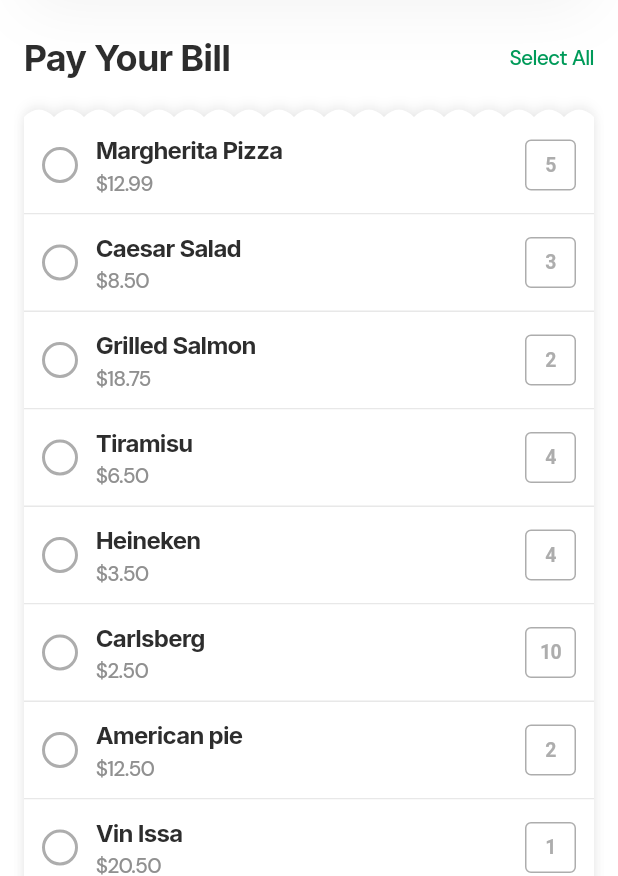
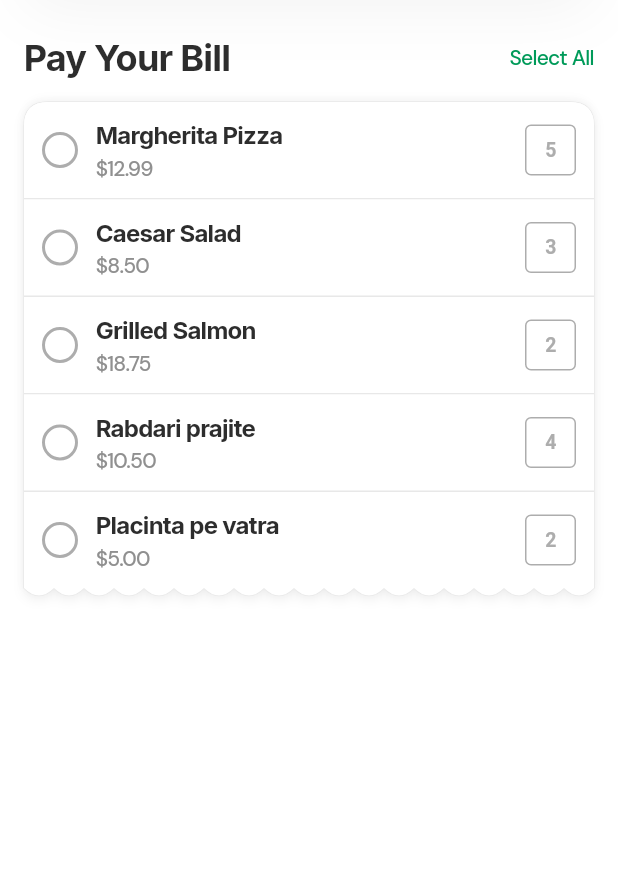
Before and after one commit to PaygooApp/paygoo, a Flutter app: the screen it shows after launch, on a phone screen of 412 x 824 dp, the part 360-1236 px from its top. Run offline on Flutter 3.47's test engine with Material 3 defaults, Android fonts, the phone set to English and light mode, and no system bars; our stand-ins replace google_fonts; missing offline and left inert: sliding_action_button; project files that could hold a hidden picture were left out.

Commit message:
feat(#28): implement 2 types of orderItemLayout

```diff
--- a/lib/components/atoms/wave_paper_clipper.dart
+++ b/lib/components/atoms/wave_paper_clipper.dart
@@ -1,32 +1,36 @@
 import 'package:flutter/material.dart';
 
-/// A custom clipper that creates wavy edges on top and bottom
-/// to give a paper/receipt-like appearance.
+/// A custom clipper that creates wavy edges on bottom only
+/// with rounded corners on top, to give a paper/receipt-like appearance.
 class WavePaperClipper extends CustomClipper<Path> {
   final double waveHeight;
   final double waveWidth;
+  final double topRadius;
 
-  WavePaperClipper({this.waveHeight = 8, this.waveWidth = 16});
+  WavePaperClipper({
+    this.waveHeight = 8,
+    this.waveWidth = 16,
+    this.topRadius = 16,
+  });
 
   @override
   Path getClip(Size size) {
     final path = Path();
     final waveCount = (size.width / waveWidth).ceil();
 
-    // Start at top-left
-    path.moveTo(0, waveHeight);
+    // Start at top-left, after the rounded corner
+    path.moveTo(0, topRadius);
 
-    // Top wavy edge - semi-circles (scalloped edge)
-    for (int i = 0; i < waveCount; i++) {
-      final startX = i * waveWidth;
-      final endX = ((i + 1) * waveWidth).clamp(0.0, size.width);
-      final midX = (startX + endX) / 2;
+    // Top-left rounded corner
+    path.quadraticBezierTo(0, 0, topRadius, 0);
 
-      // Draw a smooth arc upward
-      path.quadraticBezierTo(midX, 0, endX, waveHeight);
-    }
+    // Top straight edge
+    path.lineTo(size.width - topRadius, 0);
 
-    // Right edge
+    // Top-right rounded corner
+    path.quadraticBezierTo(size.width, 0, size.width, topRadius);
+
+    // Right edge down to bottom wave area
     path.lineTo(size.width, size.height - waveHeight);
 
     // Bottom wavy edge - semi-circles (scalloped edge)
@@ -40,7 +44,7 @@ class WavePaperClipper extends CustomClipper<Path> {
     }
 
     // Left edge back to start
-    path.lineTo(0, waveHeight);
+    path.lineTo(0, topRadius);
     path.close();
 
     return path;
@@ -50,13 +54,16 @@ class WavePaperClipper extends CustomClipper<Path> {
   bool shouldReclip(covariant CustomClipper<Path> oldClipper) => false;
 }
 
-/// A widget that wraps content with wavy paper edges
+/// A widget that wraps content with rounded top corners and wavy bottom edge
 class WavePaperContainer extends StatelessWidget {
   final Widget child;
   final Color color;
   final double waveHeight;
   final double waveWidth;
+  final double topRadius;
   final List<BoxShadow>? boxShadow;
+  final Color? borderColor;
+  final double borderWidth;
 
   const WavePaperContainer({
     super.key,
@@ -64,7 +71,10 @@ class WavePaperContainer extends StatelessWidget {
     this.color = Colors.white,
     this.waveHeight = 6,
     this.waveWidth = 12,
+    this.topRadius = 16,
     this.boxShadow,
+    this.borderColor,
+    this.borderWidth = 1,
   });
 
   @override
@@ -74,14 +84,21 @@ class WavePaperContainer extends StatelessWidget {
         color: color,
         waveHeight: waveHeight,
         waveWidth: waveWidth,
+        topRadius: topRadius,
         boxShadow: boxShadow,
+        borderColor: borderColor,
+        borderWidth: borderWidth,
       ),
       child: ClipPath(
-        clipper: WavePaperClipper(waveHeight: waveHeight, waveWidth: waveWidth),
+        clipper: WavePaperClipper(
+          waveHeight: waveHeight,
+          waveWidth: waveWidth,
+          topRadius: topRadius,
+        ),
         child: Container(
           color: color,
           child: Padding(
-            padding: EdgeInsets.symmetric(vertical: waveHeight),
+            padding: EdgeInsets.only(bottom: waveHeight),
             child: child,
           ),
         ),
@@ -94,29 +111,39 @@ class _WavePaperShadowPainter extends CustomPainter {
   final Color color;
   final double waveHeight;
   final double waveWidth;
+  final double topRadius;
   final List<BoxShadow>? boxShadow;
+  final Color? borderColor;
+  final double borderWidth;
 
   _WavePaperShadowPainter({
     required this.color,
     required this.waveHeight,
     required this.waveWidth,
+    required this.topRadius,
     this.boxShadow,
+    this.borderColor,
+    this.borderWidth = 1,
   });
 
   @override
   void paint(Canvas canvas, Size size) {
-    if (boxShadow == null || boxShadow!.isEmpty) return;
-
     final clipper = WavePaperClipper(
       waveHeight: waveHeight,
       waveWidth: waveWidth,
+      topRadius: topRadius,
     );
     final path = clipper.getClip(size);
 
+    // Draw shadows
+    if (boxShadow != null && boxShadow!.isNotEmpty) {
       for (final shadow in boxShadow!) {
         final shadowPaint = Paint()
           ..color = shadow.color
-        ..maskFilter = MaskFilter.blur(BlurStyle.normal, shadow.blurRadius / 2);
+          ..maskFilter = MaskFilter.blur(
+            BlurStyle.normal,
+            shadow.blurRadius / 2,
+          );
 
         canvas.save();
         canvas.translate(shadow.offset.dx, shadow.offset.dy);
@@ -125,6 +152,17 @@ class _WavePaperShadowPainter extends CustomPainter {
       }
     }
 
+    // Draw border
+    if (borderColor != null) {
+      final borderPaint = Paint()
+        ..color = borderColor!
+        ..style = PaintingStyle.stroke
+        ..strokeWidth = borderWidth;
+
+      canvas.drawPath(path, borderPaint);
+    }
+  }
+
   @override
   bool shouldRepaint(covariant CustomPainter oldDelegate) => false;
 }
--- a/lib/components/wrappers/order_item_card.dart
+++ b/lib/components/wrappers/order_item_card.dart
@@ -3,6 +3,15 @@ import 'package:flutter/services.dart';
 import 'package:paygoo/components/atoms/app_checkbox.dart';
 import 'package:paygoo/components/atoms/app_counter.dart';
 import 'package:paygoo/tokens/token_primitive_mode1.dart';
+
+/// Layout style for order item cards
+enum OrderItemLayoutStyle {
+  /// Each card is separate with its own shadow and border radius
+  cards,
+
+  /// All cards grouped in a container (like a note/receipt)
+  grouped,
+}
 
 class OrderItemCard extends StatefulWidget {
   const OrderItemCard({
@@ -17,6 +26,7 @@ class OrderItemCard extends StatefulWidget {
     this.checkboxStyle = AppCheckboxStyle.circular,
     this.showSelectedBorder = true,
     this.enableTapAnimation = true,
+    this.layoutStyle = OrderItemLayoutStyle.grouped,
   });
 
   final String itemName;
@@ -34,6 +44,9 @@ class OrderItemCard extends StatefulWidget {
   final AppCheckboxStyle checkboxStyle;
   final bool showSelectedBorder;
   final bool enableTapAnimation;
+
+  /// Layout style for the card
+  final OrderItemLayoutStyle layoutStyle;
 
   @override
   State<OrderItemCard> createState() => _OrderItemCardState();
@@ -95,18 +108,21 @@ class _OrderItemCardState extends State<OrderItemCard>
 
   @override
   Widget build(BuildContext context) {
+    final content = _buildContent(context);
+
     return AnimatedBuilder(
       animation: _scaleAnimation,
       builder: (context, child) =>
           Transform.scale(scale: _scaleAnimation.value, child: child),
-      child: Container(
-        width: double.infinity,
-        padding: EdgeInsets.symmetric(
-          horizontal: TokenPrimitiveMode1.scale300.toDouble(),
-          vertical: TokenPrimitiveMode1.scale300.toDouble(),
-        ),
-        color: Theme.of(context).colorScheme.surface,
-        child: Row(
+      child: widget.layoutStyle == OrderItemLayoutStyle.cards
+          ? _buildCardContainer(context, content)
+          : _buildGroupedContainer(context, content),
+    );
+  }
+
+  /// Builds the card content (checkbox, item details, counter)
+  Widget _buildContent(BuildContext context) {
+    return Row(
       children: [
         // Tappable area: checkbox + item details (content only, no fill)
         GestureDetector(
@@ -164,8 +180,48 @@ class _OrderItemCardState extends State<OrderItemCard>
           ),
         ),
       ],
+    );
+  }
+
+  /// Builds the container for grouped layout (simple row in a container)
+  Widget _buildGroupedContainer(BuildContext context, Widget content) {
+    return Container(
+      width: double.infinity,
+      padding: EdgeInsets.symmetric(
+        horizontal: TokenPrimitiveMode1.scale300.toDouble(),
+        vertical: TokenPrimitiveMode1.scale300.toDouble(),
+      ),
+      color: Theme.of(context).colorScheme.surface,
+      child: content,
+    );
+  }
+
+  /// Builds the container for cards layout (individual card with shadow and border)
+  Widget _buildCardContainer(BuildContext context, Widget content) {
+    return Container(
+      width: double.infinity,
+      padding: EdgeInsets.all(TokenPrimitiveMode1.scale300.toDouble()),
+      decoration: BoxDecoration(
+        color: Theme.of(context).colorScheme.surface,
+        borderRadius: BorderRadius.circular(
+          TokenPrimitiveMode1.borderRadiuslg.toDouble(),
+        ),
+        boxShadow: [
+          BoxShadow(
+            color: Color(0x0C000000),
+            blurRadius: 35,
+            offset: Offset(0, 6),
+            spreadRadius: 0,
+          ),
+        ],
+        border: Border.all(
+          color: (widget.isSelected && widget.showSelectedBorder)
+              ? Theme.of(context).colorScheme.primary
+              : TokenPrimitiveMode1.gray200,
+          width: 1,
         ),
       ),
+      child: content,
     );
   }
 }
--- a/lib/main.dart
+++ b/lib/main.dart
@@ -1,4 +1,5 @@
 import 'package:flutter/material.dart';
+import 'package:paygoo/components/wrappers/order_item_card.dart';
 import 'package:paygoo/screens/home_screen.dart';
 import 'package:paygoo/utils/theme/theme.dart';
 
@@ -15,7 +16,9 @@ class App extends StatelessWidget {
       themeMode: ThemeMode.light,
       theme: TAppTheme.lightTheme,
       darkTheme: TAppTheme.darkTheme,
-      home: const HomeScreen(),
+      home: const HomeScreen(
+        orderItemLayoutStyle: OrderItemLayoutStyle.grouped,
+      ),
     );
   }
 }
--- a/lib/mocks/order_items_mock.dart
+++ b/lib/mocks/order_items_mock.dart
@@ -23,48 +23,48 @@ class OrderItemsMock {
       priceValue: 18.75,
       availableQuantity: 2,
     ),
-    OrderItem(
-      id: '4',
-      name: 'Tiramisu',
-      price: '\$6.50',
-      priceValue: 6.50,
-      availableQuantity: 4,
-    ),
-    OrderItem(
-      id: '5',
-      name: 'Heineken',
-      price: '\$3.50',
-      priceValue: 3.50,
-      availableQuantity: 4,
-    ),
-    OrderItem(
-      id: '6',
-      name: 'Carlsberg',
-      price: '\$2.50',
-      priceValue: 2.50,
-      availableQuantity: 10,
-    ),
-    OrderItem(
-      id: '7',
-      name: 'American pie',
-      price: '\$12.50',
-      priceValue: 12.50,
-      availableQuantity: 2,
-    ),
-    OrderItem(
-      id: '8',
-      name: 'Vin Issa',
-      price: '\$20.50',
-      priceValue: 20.50,
-      availableQuantity: 1,
-    ),
-    OrderItem(
-      id: '9',
-      name: 'Vin Chardonai',
-      price: '\$20.50',
-      priceValue: 20.50,
-      availableQuantity: 1,
-    ),
+    // OrderItem(
+    //   id: '4',
+    //   name: 'Tiramisu',
+    //   price: '\$6.50',
+    //   priceValue: 6.50,
+    //   availableQuantity: 4,
+    // ),
+    // OrderItem(
+    //   id: '5',
+    //   name: 'Heineken',
+    //   price: '\$3.50',
+    //   priceValue: 3.50,
+    //   availableQuantity: 4,
+    // ),
+    // OrderItem(
+    //   id: '6',
+    //   name: 'Carlsberg',
+    //   price: '\$2.50',
+    //   priceValue: 2.50,
+    //   availableQuantity: 10,
+    // ),
+    // OrderItem(
+    //   id: '7',
+    //   name: 'American pie',
+    //   price: '\$12.50',
+    //   priceValue: 12.50,
+    //   availableQuantity: 2,
+    // ),
+    // OrderItem(
+    //   id: '8',
+    //   name: 'Vin Issa',
+    //   price: '\$20.50',
+    //   priceValue: 20.50,
+    //   availableQuantity: 1,
+    // ),
+    // OrderItem(
+    //   id: '9',
+    //   name: 'Vin Chardonai',
+    //   price: '\$20.50',
+    //   priceValue: 20.50,
+    //   availableQuantity: 1,
+    // ),
     OrderItem(
       id: '10',
       name: 'Rabdari prajite',
--- a/lib/screens/home_screen.dart
+++ b/lib/screens/home_screen.dart
@@ -13,11 +13,20 @@ import 'package:paygoo/tokens/token_primitive_mode1.dart';
 import 'package:paygoo/utils/order_calculator.dart';
 
 class HomeScreen extends StatefulWidget {
-  const HomeScreen({super.key, this.enableStickyVenueHeader = true});
+  const HomeScreen({
+    super.key,
+    this.enableStickyVenueHeader = true,
+    this.orderItemLayoutStyle = OrderItemLayoutStyle.grouped,
+  });
 
   /// When true, the VenueTableCard becomes a sticky header with glass effect
   /// when scrolling down. When false, it scrolls normally with the content.
   final bool enableStickyVenueHeader;
+
+  /// Layout style for order items:
+  /// - [OrderItemLayoutStyle.cards] - Each item is a separate card with shadow
+  /// - [OrderItemLayoutStyle.grouped] - All items grouped in a wave paper container
+  final OrderItemLayoutStyle orderItemLayoutStyle;
 
   @override
   State<HomeScreen> createState() => _HomeScreenState();
@@ -213,6 +222,123 @@ class _HomeScreenState extends State<HomeScreen>
       (_scrollOffset >= _stickyThreshold ||
           _stickyAnimationController.value > 0);
 
+  /// Builds the order items list based on the selected layout style
+  Widget _buildOrderItemsList(BuildContext context) {
+    if (widget.orderItemLayoutStyle == OrderItemLayoutStyle.grouped) {
+      return _buildGroupedLayout(context);
+    } else {
+      return _buildCardsLayout(context);
+    }
+  }
+
+  /// Builds the grouped layout with wave paper container
+  Widget _buildGroupedLayout(BuildContext context) {
+    return WavePaperContainer(
+      color: Theme.of(context).colorScheme.surface,
+      waveHeight: 10,
+      waveWidth: 20,
+      topRadius: 16,
+      borderColor: TokenPrimitiveMode1.gray200,
+      borderWidth: 1,
+      boxShadow: [
+        BoxShadow(
+          color: Color(0x0A000000),
+          blurRadius: 6,
+          offset: Offset(0, -2),
+          spreadRadius: 0,
+        ),
+        BoxShadow(
+          color: Color(0x10000000),
+          blurRadius: 8,
+          offset: Offset(0, 3),
+          spreadRadius: 0,
+        ),
+      ],
+      child: Column(
+        children: [
+          ...OrderItemsMock.items.asMap().entries.map((entry) {
+            final index = entry.key;
+            final item = entry.value;
+            final selection = _selections[item.id]!;
+            final isLast = index == OrderItemsMock.items.length - 1;
+            return Column(
+              children: [
+                OrderItemCard(
+                  itemName: item.name,
+                  price: item.price,
+                  isSelected: selection.isSelected,
+                  onSelectedChanged: (value) => setState(() {
+                    final current = _selections[item.id]!;
+                    _selections[item.id] = current.copyWith(
+                      isSelected: value,
+                      selectedQuantity: value ? current.selectedQuantity : 1,
+                    );
+                  }),
+                  availableQuantity: item.availableQuantity,
+                  selectedQuantity: selection.selectedQuantity,
+                  onQuantityChanged: (value) => setState(() {
+                    final current = _selections[item.id]!;
+                    _selections[item.id] = current.copyWith(
+                      selectedQuantity: value,
+                    );
+                  }),
+                  showSelectedBorder: false,
+                  enableTapAnimation: true,
+                  layoutStyle: OrderItemLayoutStyle.grouped,
+                ),
+                if (!isLast)
+                  Divider(
+                    height: 1,
+                    thickness: 1,
+                    color: TokenPrimitiveMode1.gray200,
+                    indent: 0,
+                    endIndent: 0,
+                  ),
+              ],
+            );
+          }),
+        ],
+      ),
+    );
+  }
+
+  /// Builds the cards layout with individual cards
+  Widget _buildCardsLayout(BuildContext context) {
+    return Column(
+      children: [
+        ...OrderItemsMock.items.map((item) {
+          final selection = _selections[item.id]!;
+          return Padding(
+            padding: const EdgeInsets.only(bottom: 6),
+            child: OrderItemCard(
+              itemName: item.name,
+              price: item.price,
+              isSelected: selection.isSelected,
+              onSelectedChanged: (value) => setState(() {
+                final current = _selections[item.id]!;
+                _selections[item.id] = current.copyWith(
+                  isSelected: value,
+                  selectedQuantity: value ? current.selectedQuantity : 1,
+                );
+              }),
+              availableQuantity: item.availableQuantity,
+              selectedQuantity: selection.selectedQuantity,
+              onQuantityChanged: (value) => setState(() {
+                final current = _selections[item.id]!;
+                _selections[item.id] = current.copyWith(
+                  selectedQuantity: value,
+                );
+              }),
+              showSelectedBorder: false,
+              enableTapAnimation: true,
+              layoutStyle: OrderItemLayoutStyle.cards,
+            ),
+          );
+        }),
+      ],
+    );
+  }
+
   @override
   Widget build(BuildContext context) {
     return Scaffold(
@@ -307,79 +433,8 @@ class _HomeScreenState extends State<HomeScreen>
                           ],
                         ),
                         SizedBox(height: 16),
-                        // Order list wrapped in a wave paper container
-                        WavePaperContainer(
-                          color: Theme.of(context).colorScheme.surface,
-                          waveHeight: 10,
-                          waveWidth: 20,
-                          boxShadow: [
-                            BoxShadow(
-                              color: Color(0x10000000),
-                              blurRadius: 8,
-                              offset: Offset(0, -3),
-                              spreadRadius: 0,
-                            ),
-                            BoxShadow(
-                              color: Color(0x10000000),
-                              blurRadius: 8,
-                              offset: Offset(0, 3),
-                              spreadRadius: 0,
-                            ),
-                          ],
-                          child: Column(
-                            children: [
-                              ...OrderItemsMock.items.asMap().entries.map((
-                                entry,
-                              ) {
-                                final index = entry.key;
-                                final item = entry.value;
-                                final selection = _selections[item.id]!;
-                                final isLast =
-                                    index == OrderItemsMock.items.length - 1;
-                                return Column(
-                                  children: [
-                                    OrderItemCard(
-                                      itemName: item.name,
-                                      price: item.price,
-                                      isSelected: selection.isSelected,
-                                      onSelectedChanged: (value) => setState(() {
-                                        // Get current state to avoid stale closure
-                                        final current = _selections[item.id]!;
-                                        _selections[item.id] = current.copyWith(
-                                          isSelected: value,
-                                          // Reset to 1 when deselecting
-                                          selectedQuantity: value
-                                              ? current.selectedQuantity
-                                              : 1,
-                                        );
-                                      }),
-                                      availableQuantity: item.availableQuantity,
-                                      selectedQuantity:
-                                          selection.selectedQuantity,
-                                      onQuantityChanged: (value) => setState(() {
-                                        // Get current state to avoid stale closure
-                                        final current = _selections[item.id]!;
-                                        _selections[item.id] = current.copyWith(
-                                          selectedQuantity: value,
-                                        );
-                                      }),
-                                      showSelectedBorder: false,
-                                      enableTapAnimation: true,
-                                    ),
-                                    if (!isLast)
-                                      Divider(
-                                        height: 1,
-                                        thickness: 1,
-                                        color: TokenPrimitiveMode1.gray200,
-                                        indent: 0,
-                                        endIndent: 0,
-                                      ),
-                                  ],
-                                );
-                              }),
-                            ],
-                          ),
-                        ),
+                        // Order list - layout depends on style
+                        _buildOrderItemsList(context),
                         SizedBox(height: 30),
                       ],
                     ),
```
Lines whose indentation alone changed are shown as unchanged.
